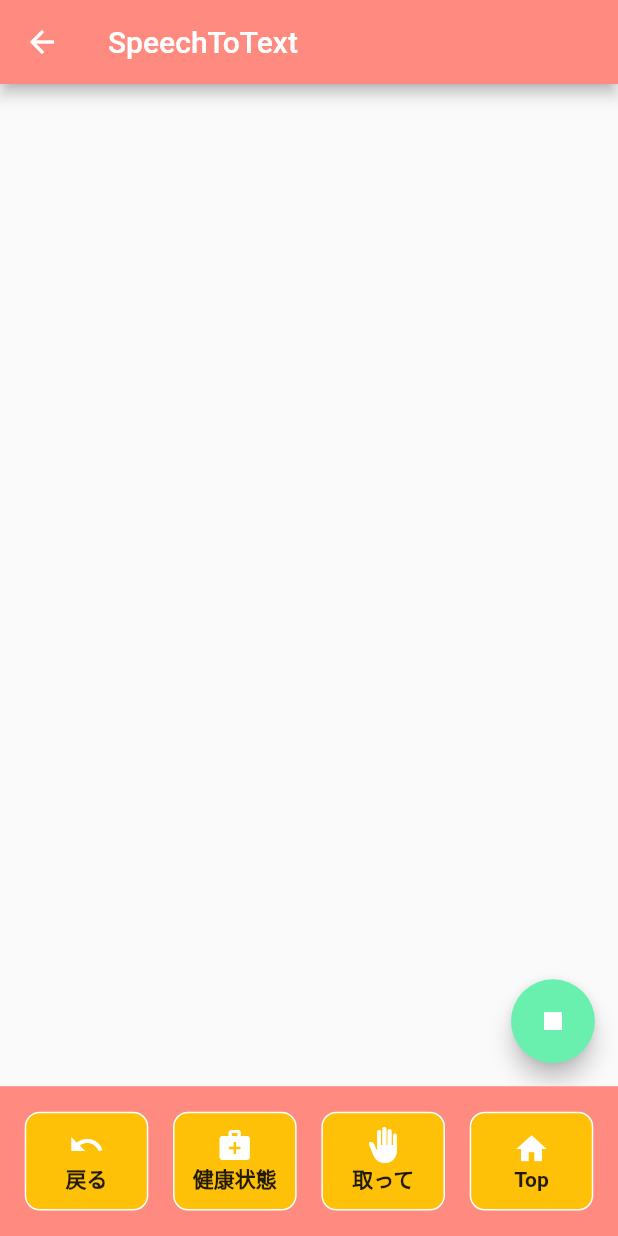
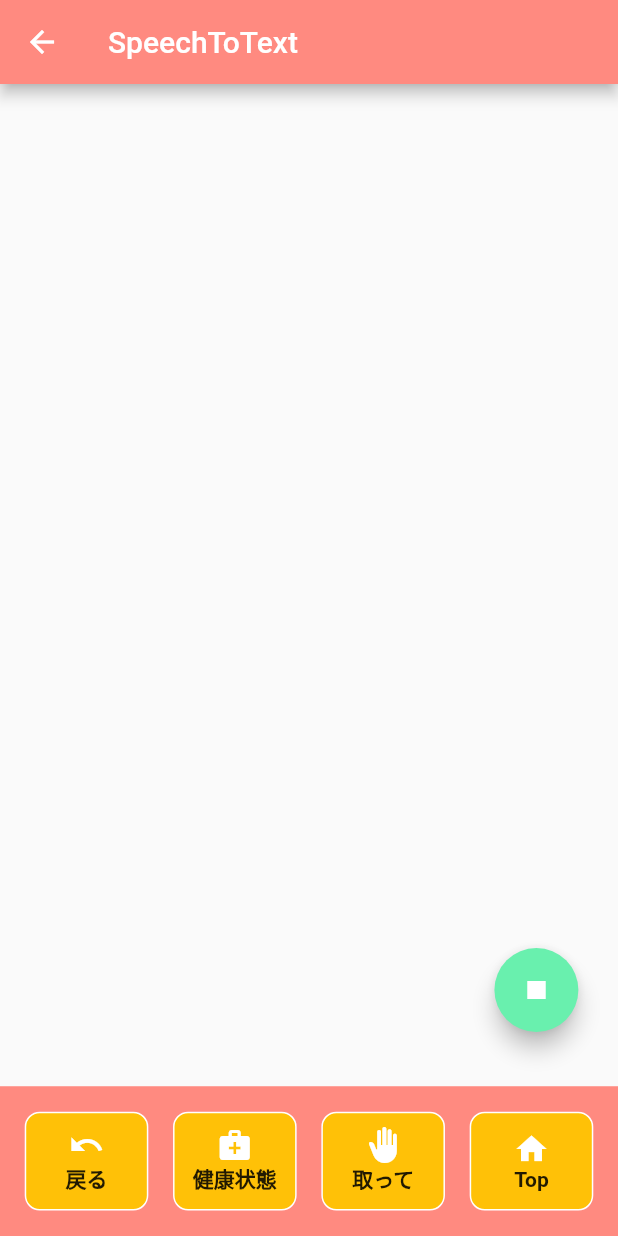
Before and after one commit to CIT-NakamuraLab/flutter_text_to_speech_demo, a Flutter app: the screen it shows after launch, item 4 of the bottom bar chosen, after a tap on the "play arrow" icon, on a phone screen of 412 x 824 dp. Run offline on Flutter 3.47's test engine with Material 2 defaults, Android fonts, the phone set to English and light mode, and no system bars; our stand-ins replace flutter_tts, speech_to_text, sqflite; missing offline and left inert: shake, syncfusion_flutter_signaturepad, whiteboardkit; accounts and stored records are empty.

Commit message:
HomeScreenとSpeechToTextのFloatingButtonを長押しで移動可能に変更

```diff
--- a/lib/screens/home_screen.dart
+++ b/lib/screens/home_screen.dart
@@ -1,3 +1,4 @@
+import 'package:flutter/gestures.dart';
 import 'package:flutter/material.dart';
 import 'package:provider/provider.dart';
 import 'package:text_to_speech_demo/db/sqlCrud.dart';
@@ -26,8 +27,12 @@ class _HomeScreenState extends State<HomeScreen> {
 
   List<Map<String, dynamic>> _journals = [];
   bool _isLoading = true;
+  bool _isCalled = false;
 
   final category = HomeScreen.routeName.toString().replaceAll("/", "");
+
+  Offset position = const Offset(0, 0);
+
   // データを引っ張る
   Future<void> refreshJournals() async {
     final data = await SqlCrud.refreshAndInitJournals(category: category);
@@ -59,6 +64,10 @@ class _HomeScreenState extends State<HomeScreen> {
     }
   }
 
+  void updatePosition(BuildContext context) {
+    setState(() {});
+  }
+
   @override
   Widget build(BuildContext context) {
     // 追加するI/Oになる際には､reload回数が52回まで増加
@@ -67,6 +76,13 @@ class _HomeScreenState extends State<HomeScreen> {
         AppBar().preferredSize.height -
         MediaQuery.of(context).padding.top;
     final deviceWidth = MediaQuery.of(context).size.width;
+    setState(() {
+      if (!_isCalled) {
+        position = Offset(deviceWidth * 0.8, deviceHeight * 0.75);
+      }
+      _isCalled = true;
+    });
+
     return ChangeNotifierProvider<HomeModel>(
       create: (context) => HomeModel()
         ..shakeGesture(
@@ -84,10 +100,12 @@ class _HomeScreenState extends State<HomeScreen> {
                     child: CircularProgressIndicator(),
                   )
                 : Column(
-                    crossAxisAlignment: CrossAxisAlignment.start,
                     children: [
-                      Expanded(
-                        child: ListView.builder(
+                      SizedBox(
+                        height: deviceHeight * 0.87,
+                        child: Stack(
+                          children: [
+                            ListView.builder(
                               itemCount: _journals.length,
                               itemBuilder: (context, index) {
                                 return Padding(
@@ -106,7 +124,8 @@ class _HomeScreenState extends State<HomeScreen> {
                                       elevation: 5,
                                       child: ListTile(
                                         shape: RoundedRectangleBorder(
-                                      borderRadius: BorderRadius.circular(20),
+                                          borderRadius:
+                                              BorderRadius.circular(20),
                                         ),
                                         leading: const Icon(
                                           Icons.volume_up,
@@ -136,7 +155,8 @@ class _HomeScreenState extends State<HomeScreen> {
                                                     isScrollControlled: true,
                                                     builder: (context) {
                                                       return EditDialog(
-                                                    id: _journals[index]['id'],
+                                                        id: _journals[index]
+                                                            ['id'],
                                                         category: category,
                                                         journals: _journals,
                                                         refreshJournals:
@@ -172,6 +192,42 @@ class _HomeScreenState extends State<HomeScreen> {
                                   ),
                                 );
                               },
+                            ),
+                            GestureDetector(
+                              dragStartBehavior: DragStartBehavior.down,
+                              onPanUpdate: ((details) {
+                                position = details.localPosition;
+                                setState(() {});
+                              }),
+                              child: Stack(
+                                children: [
+                                  Positioned(
+                                    left: position.dx,
+                                    top: position.dy,
+                                    child: FloatingActionButton(
+                                      heroTag: "add",
+                                      child: const Icon(Icons.add),
+                                      onPressed: () {
+                                        showModalBottomSheet(
+                                          context: context,
+                                          elevation: 20,
+                                          isScrollControlled: true,
+                                          builder: (context) {
+                                            return EditDialog(
+                                              id: null,
+                                              category: category,
+                                              journals: _journals,
+                                              refreshJournals: refreshJournals,
+                                            );
+                                          },
+                                        );
+                                      },
+                                    ),
+                                  ),
+                                ],
+                              ),
+                            ),
+                          ],
                         ),
                       ),
                       Container(
@@ -215,36 +271,6 @@ class _HomeScreenState extends State<HomeScreen> {
                       ),
                     ],
                   ),
-            floatingActionButton: Padding(
-              padding: EdgeInsets.only(
-                top: 0,
-                left: 0,
-                right: 0,
-                bottom: deviceHeight * 0.16,
-              ),
-              child: Align(
-                alignment: Alignment.bottomRight,
-                child: FloatingActionButton(
-                  onPressed: () {
-                    showModalBottomSheet(
-                      context: context,
-                      elevation: 20,
-                      isScrollControlled: true,
-                      builder: (context) {
-                        return EditDialog(
-                          id: null,
-                          category: category,
-                          journals: _journals,
-                          refreshJournals: refreshJournals,
-                        );
-                      },
-                    );
-                  },
-                  heroTag: "add",
-                  child: const Icon(Icons.add),
-                ),
-              ),
-            ),
           );
         },
       ),
--- a/lib/screens/speech_to_text.dart
+++ b/lib/screens/speech_to_text.dart
@@ -1,4 +1,5 @@
 import 'package:flutter/material.dart';
+import 'package:flutter/gestures.dart';
 
 import 'package:speech_to_text/speech_recognition_error.dart';
 import 'package:speech_to_text/speech_recognition_result.dart';
@@ -25,6 +26,9 @@ class _SpeechToTextState extends State<SpeechToText> {
   String lastStatus = '';
   bool startStopFlag = true;
   stt.SpeechToText speech = stt.SpeechToText();
+
+  bool _isCalled = false;
+  Offset position = const Offset(0, 0);
 
   // 音声認識開始
   Future<void> speak() async {
@@ -86,6 +90,15 @@ class _SpeechToTextState extends State<SpeechToText> {
     final deviceHeight = MediaQuery.of(context).size.height -
         AppBar().preferredSize.height -
         MediaQuery.of(context).padding.top;
+    final deviceWidth = MediaQuery.of(context).size.width;
+
+    setState(() {
+      if (!_isCalled) {
+        position = Offset(deviceWidth * 0.8, deviceHeight * 0.75);
+      }
+      _isCalled = true;
+    });
+
     return Scaffold(
         appBar: AppBar(
           title: const Text('SpeechToText'),
@@ -100,29 +113,30 @@ class _SpeechToTextState extends State<SpeechToText> {
                 children: [
                   SingleChildScrollView(
                     child: Text(
-                      '$lastWords',
+                      lastWords,
                       style: Theme.of(context).textTheme.headline4,
                     ),
                   ),
-                  Padding(
-                    padding: EdgeInsets.all(deviceHeight * 0.02),
-                    child: Align(
-                      alignment: Alignment.bottomRight,
+                  GestureDetector(
+                    dragStartBehavior: DragStartBehavior.down,
+                    onPanUpdate: ((details) {
+                      position = details.localPosition;
+                      setState(() {});
+                    }),
+                    child: Stack(
+                      children: [
+                        Positioned(
+                          left: position.dx,
+                          top: position.dy,
+                          child: FloatingActionButton(
+                            heroTag: startStopFlag ? 'start' : 'stop',
+                            onPressed: startStopFlag ? speak : stop,
                             child: startStopFlag
-                          ? FloatingActionButton(
-                              heroTag: 'speak',
-                              onPressed: speak,
-                              child: const Icon(
-                                Icons.play_arrow,
-                              ),
-                            )
-                          : FloatingActionButton(
-                              heroTag: 'stop',
-                              onPressed: stop,
-                              child: const Icon(
-                                Icons.stop,
+                                ? const Icon(Icons.play_arrow)
+                                : const Icon(Icons.stop),
                           ),
                         ),
+                      ],
                     ),
                   ),
                 ],
@@ -164,8 +178,6 @@ class _SpeechToTextState extends State<SpeechToText> {
               ),
             ),
           ],
-        ),
-      ),
-    );
+        )));
   }
 }
```
Also changed, not shown: lib/widgets/delete_Dialog.dart (+28 -4 lines). Lines whose indentation alone changed are shown as unchanged.
